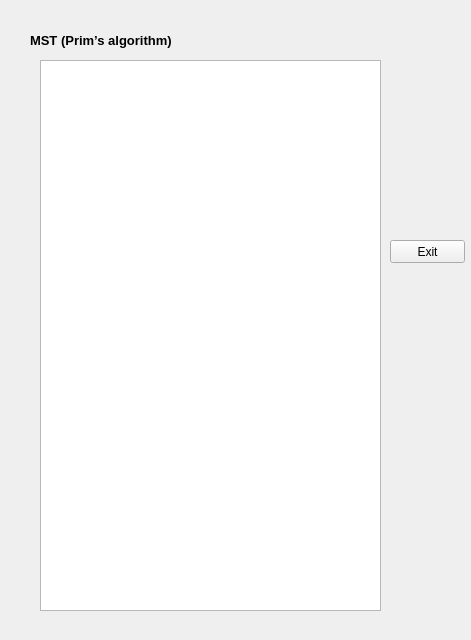
moetaei/CS1D-Basketball, file CS1D-Basketball-master/Basketball/mst.ui: the form before one commit.
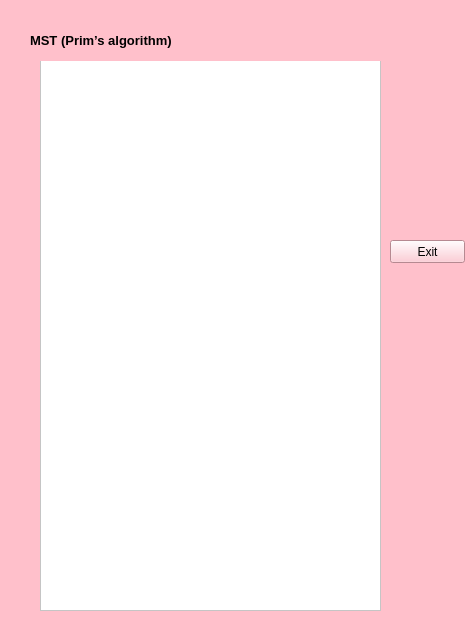
The form after the commit.

The edit to the form file:
```diff
--- a/CS1D-Basketball-master/Basketball/mst.ui
+++ b/CS1D-Basketball-master/Basketball/mst.ui
@@ -13,6 +13,9 @@
   <property name="windowTitle">
    <string>Form</string>
   </property>
+  <property name="styleSheet">
+   <string notr="true">background-color:pink;</string>
+  </property>
   <widget class="QTextBrowser" name="path">
    <property name="enabled">
     <bool>true</bool>
@@ -25,6 +28,9 @@
      <height>551</height>
     </rect>
    </property>
+   <property name="styleSheet">
+    <string notr="true">background-color:white;</string>
+   </property>
   </widget>
   <widget class="QPushButton" name="exit">
    <property name="geometry">
```
